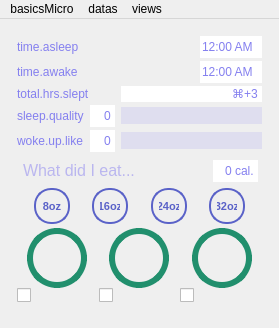
The window that BDSguiJuly29.ui (AntiVntiAnti/BDS-Basics.Diet.Sleep-Tracker) describes before a commit, drawn with Qt 5.
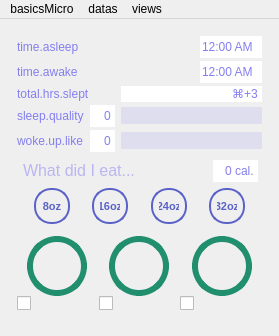
The same window after the commit. Icons and pictures are not drawn.

What changed in the file:
```diff
--- a/BDSguiJuly29.ui
+++ b/BDSguiJuly29.ui
@@ -7,7 +7,7 @@
     <x>0</x>
     <y>0</y>
     <width>279</width>
-    <height>297</height>
+    <height>305</height>
    </rect>
   </property>
   <property name="windowTitle">
@@ -1092,7 +1092,7 @@
                   <number>0</number>
                  </property>
                  <property name="topMargin">
-                  <number>0</number>
+                  <number>8</number>
                  </property>
                  <property name="rightMargin">
                   <number>0</number>
```
